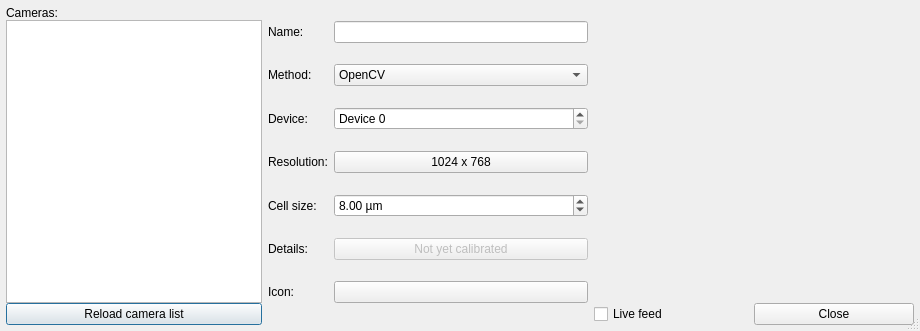
The window that gui/camerasettingsdialog.ui (ryaninvents/PicoScan) describes before a commit, drawn with Qt 5.
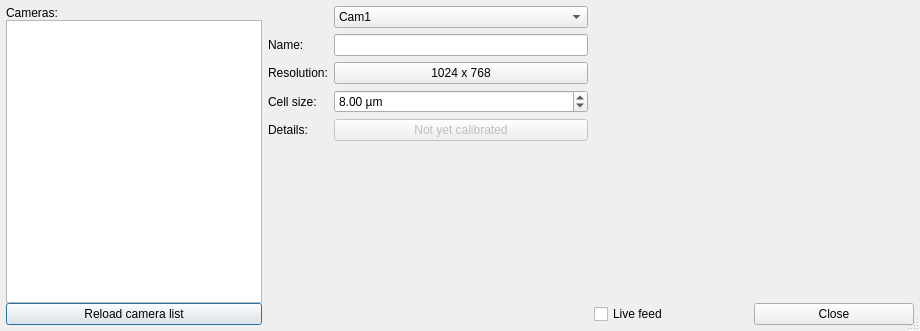
The same window after the commit. Icons and pictures are not drawn. Custom widgets are drawn as their Qt base class.

Diff of the .ui file:
```diff
--- a/gui/camerasettingsdialog.ui
+++ b/gui/camerasettingsdialog.ui
@@ -92,71 +92,38 @@
      <property name="fieldGrowthPolicy">
       <enum>QFormLayout::AllNonFixedFieldsGrow</enum>
      </property>
-     <item row="0" column="0">
+     <item row="1" column="0">
       <widget class="QLabel" name="label_2">
        <property name="text">
         <string>Name:</string>
        </property>
       </widget>
      </item>
-     <item row="0" column="1">
-      <widget class="QLineEdit" name="camName"/>
-     </item>
-     <item row="1" column="0">
-      <widget class="QLabel" name="label_3">
-       <property name="text">
-        <string>Method:</string>
-       </property>
-      </widget>
-     </item>
      <item row="1" column="1">
-      <widget class="QComboBox" name="capMethod">
-       <item>
-        <property name="text">
-         <string>OpenCV</string>
-        </property>
-       </item>
-      </widget>
+      <widget class="QLineEdit" name="camName"/>
      </item>
      <item row="2" column="0">
-      <widget class="QLabel" name="label_4">
-       <property name="text">
-        <string>Device:</string>
-       </property>
-      </widget>
-     </item>
-     <item row="2" column="1">
-      <widget class="QSpinBox" name="device">
-       <property name="prefix">
-        <string>Device </string>
-       </property>
-       <property name="maximum">
-        <number>2</number>
-       </property>
-      </widget>
-     </item>
-     <item row="3" column="0">
       <widget class="QLabel" name="label_5">
        <property name="text">
         <string>Resolution:</string>
        </property>
       </widget>
      </item>
-     <item row="3" column="1">
+     <item row="2" column="1">
       <widget class="QPushButton" name="resolution">
        <property name="text">
         <string>1024 x 768</string>
        </property>
       </widget>
      </item>
-     <item row="4" column="0">
+     <item row="3" column="0">
       <widget class="QLabel" name="label_6">
        <property name="text">
         <string>Cell size:</string>
        </property>
       </widget>
      </item>
-     <item row="4" column="1">
+     <item row="3" column="1">
       <widget class="QDoubleSpinBox" name="cellSize">
        <property name="suffix">
         <string> µm</string>
@@ -172,14 +139,14 @@
        </property>
       </widget>
      </item>
-     <item row="5" column="0">
+     <item row="4" column="0">
       <widget class="QLabel" name="label_7">
        <property name="text">
         <string>Details:</string>
        </property>
       </widget>
      </item>
-     <item row="5" column="1">
+     <item row="4" column="1">
       <widget class="QPushButton" name="calibrationDetails">
        <property name="enabled">
         <bool>false</bool>
@@ -189,34 +156,23 @@
        </property>
       </widget>
      </item>
-     <item row="6" column="1">
-      <widget class="QPushButton" name="icon">
-       <property name="text">
-        <string/>
-       </property>
-       <property name="icon">
-        <iconset resource="icons.qrc">
-         <normaloff>:/oxygen/icons/oxygen/camera-web.png</normaloff>:/oxygen/icons/oxygen/camera-web.png</iconset>
-       </property>
-       <property name="iconSize">
-        <size>
-         <width>32</width>
-         <height>32</height>
-        </size>
-       </property>
-      </widget>
-     </item>
-     <item row="6" column="0">
-      <widget class="QLabel" name="label_8">
-       <property name="sizePolicy">
-        <sizepolicy hsizetype="Preferred" vsizetype="MinimumExpanding">
-         <horstretch>0</horstretch>
-         <verstretch>0</verstretch>
-        </sizepolicy>
-       </property>
-       <property name="text">
-        <string>Icon:</string>
-       </property>
+     <item row="0" column="1">
+      <widget class="QComboBox" name="cams">
+       <item>
+        <property name="text">
+         <string>Cam1</string>
+        </property>
+       </item>
+       <item>
+        <property name="text">
+         <string>Cam2</string>
+        </property>
+       </item>
+       <item>
+        <property name="text">
+         <string>Cam3</string>
+        </property>
+       </item>
       </widget>
      </item>
     </layout>
```
Left out of the diff: 17 changed lines with no effect on the pictures.
